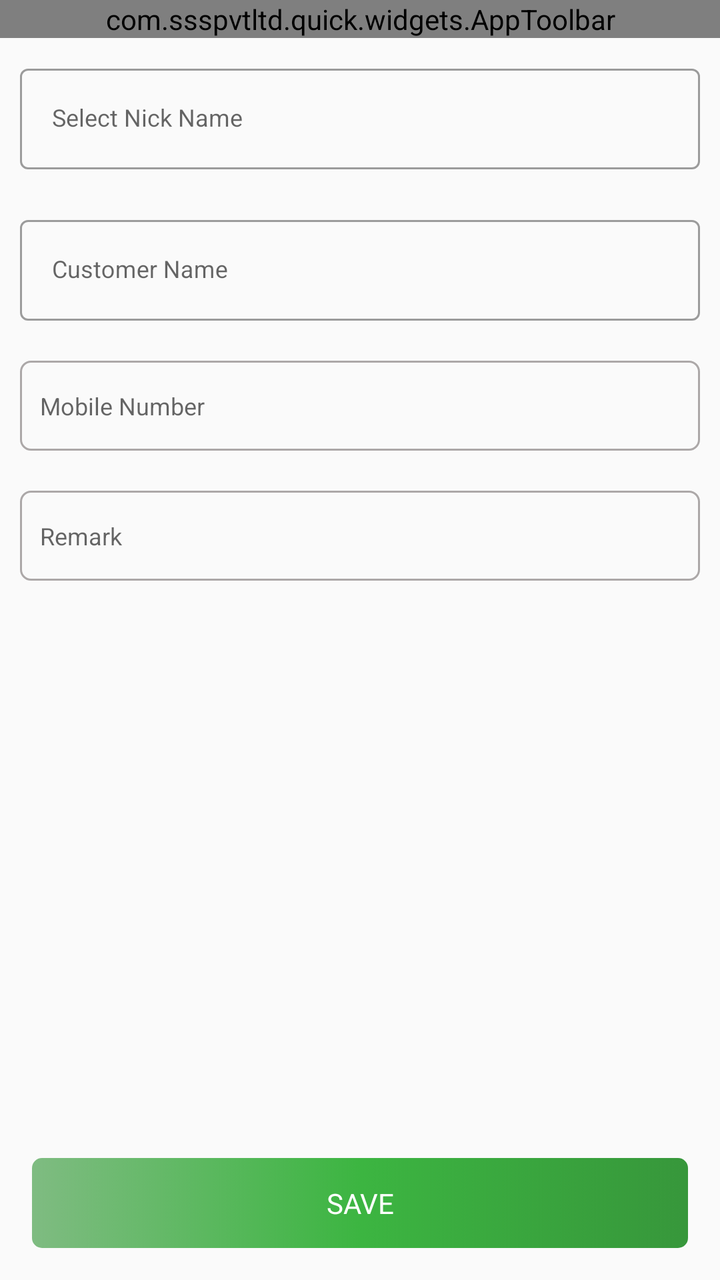
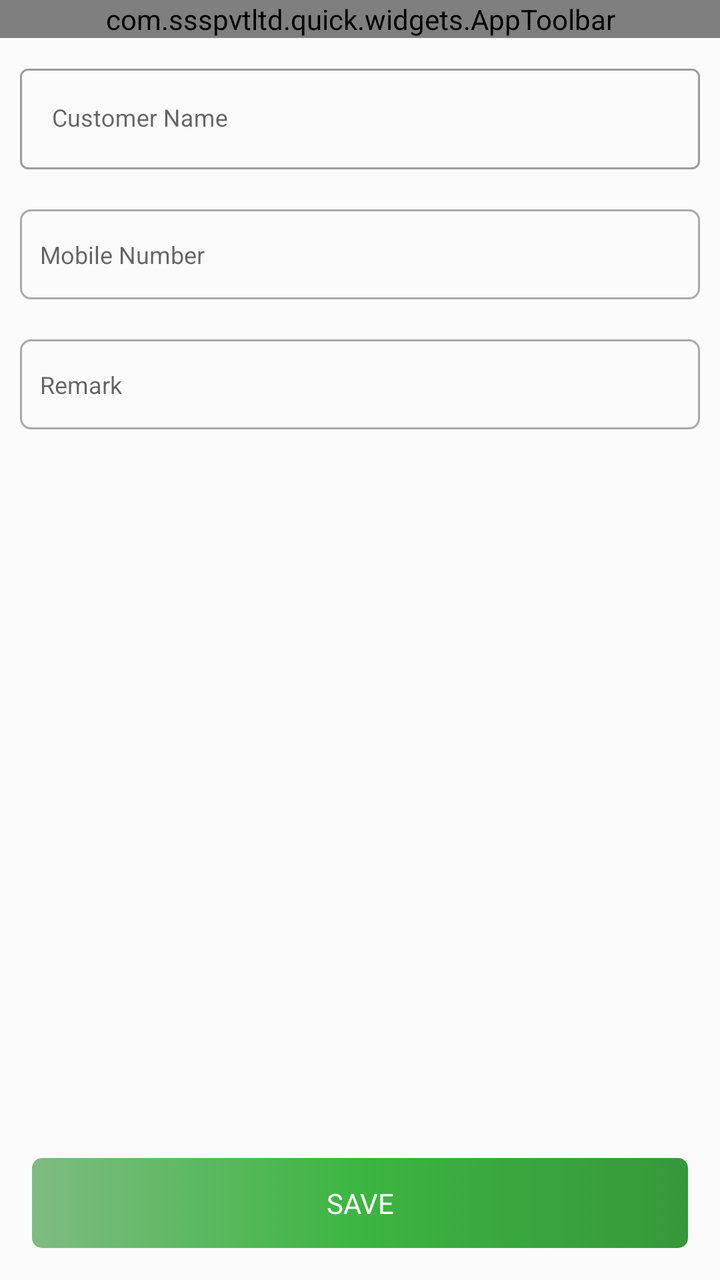

Before-and-after screenshots of an Android layout around one commit, followed by the original layout XML and the change that was made.
<!-- AndroidManifest.xml: application theme Theme.SSSQUICK -->
<!-- res/layout/fragment_customer_details.xml -->
<?xml version="1.0" encoding="utf-8"?>
<androidx.constraintlayout.widget.ConstraintLayout
    xmlns:android="http://schemas.android.com/apk/res/android"
    xmlns:app="http://schemas.android.com/apk/res-auto"
    android:layout_width="match_parent"
    android:layout_height="match_parent"
    android:fitsSystemWindows="true">

    
    <com.ssspvtltd.quick.widgets.AppToolbar
        android:id="@+id/toolbar"
        android:layout_width="0dp"
        android:layout_height="wrap_content"
        app:isCartVisible="false"
        app:isLocationVisible="false"
        app:navigationType="back"
        app:titleType="title"
        app:layout_constraintTop_toTopOf="parent"
        app:layout_constraintStart_toStartOf="parent"
        app:layout_constraintEnd_toEndOf="parent"/>

    
    <androidx.core.widget.NestedScrollView
        android:id="@+id/scrollView"
        android:layout_width="0dp"
        android:layout_height="0dp"
        android:fillViewport="true"
        android:descendantFocusability="afterDescendants"
        android:focusableInTouchMode="true"
        app:layout_constraintTop_toBottomOf="@id/toolbar"
        app:layout_constraintBottom_toTopOf="@id/tvAdd"
        app:layout_constraintStart_toStartOf="parent"
        app:layout_constraintEnd_toEndOf="parent">

        
        <LinearLayout
            android:layout_width="match_parent"
            android:layout_height="wrap_content"
            android:orientation="vertical">

            
            <com.google.android.material.textfield.TextInputLayout
                android:id="@+id/layoutNickName"
                android:layout_width="match_parent"
                android:layout_height="wrap_content"
                android:layout_margin="10dp"
                style="@style/Widget.MaterialComponents.TextInputLayout.OutlinedBox.ExposedDropdownMenu"
                app:endIconMode="clear_text">

                <AutoCompleteTextView
                    android:id="@+id/dropNickName"
                    android:layout_width="match_parent"
                    android:layout_height="wrap_content"
                    android:hint="Select Nick Name"
                    android:maxLines="1"
                    android:textAppearance="@style/MyTextStyle"/>
            </com.google.android.material.textfield.TextInputLayout>

            
            <com.google.android.material.textfield.TextInputLayout
                android:id="@+id/layoutNickNameByCustomerId"
                android:layout_width="match_parent"
                android:layout_height="wrap_content"
                android:layout_margin="10dp"
                android:visibility="gone"
                style="@style/Widget.MaterialComponents.TextInputLayout.OutlinedBox.ExposedDropdownMenu"
                app:endIconMode="clear_text">

                <AutoCompleteTextView
                    android:id="@+id/dropNickNameByCustomerId"
                    android:layout_width="match_parent"
                    android:layout_height="wrap_content"
                    android:hint="Select Nick Name"
                    android:maxLines="1"
                    android:textAppearance="@style/MyTextStyle"/>
            </com.google.android.material.textfield.TextInputLayout>

            
            <com.google.android.material.textfield.TextInputLayout
                android:id="@+id/layouCustomerBYNickNameId"
                android:layout_width="match_parent"
                android:layout_height="wrap_content"
                android:layout_margin="10dp"
                android:visibility="gone"
                style="@style/Widget.MaterialComponents.TextInputLayout.OutlinedBox.ExposedDropdownMenu">

                <AutoCompleteTextView
                    android:id="@+id/dropCutomerByNickNameId"
                    android:layout_width="match_parent"
                    android:layout_height="wrap_content"
                    android:hint="Customer Name"
                    android:maxLines="1"
                    android:textAppearance="@style/MyTextStyle"/>
            </com.google.android.material.textfield.TextInputLayout>

            
            <com.google.android.material.textfield.TextInputLayout
                android:id="@+id/layouCustomer"
                android:layout_width="match_parent"
                android:layout_height="wrap_content"
                android:layout_margin="10dp"
                style="@style/Widget.MaterialComponents.TextInputLayout.OutlinedBox.ExposedDropdownMenu"
                app:endIconMode="clear_text">

                <AutoCompleteTextView
                    android:id="@+id/dropCity"
                    android:layout_width="match_parent"
                    android:layout_height="wrap_content"
                    android:hint="Customer Name"
                    android:maxLines="1"
                    android:textAppearance="@style/MyTextStyle"/>
            </com.google.android.material.textfield.TextInputLayout>

            
            <EditText
                android:id="@+id/etMobileNumber"
                android:layout_width="match_parent"
                android:layout_height="45dp"
                android:layout_margin="10dp"
                android:background="@drawable/edit_bg"
                android:hint="Mobile Number"
                android:inputType="number"
                android:maxLength="10"
                android:padding="10dp"
                android:textAppearance="@style/MyTextStyle"/>

            
            <EditText
                android:id="@+id/etRemark"
                android:layout_width="match_parent"
                android:layout_height="45dp"
                android:layout_margin="10dp"
                android:background="@drawable/edit_bg"
                android:hint="Remark"
                android:padding="10dp"
                android:singleLine="true"
                android:textAppearance="@style/MyTextStyle"/>

            
            <androidx.recyclerview.widget.RecyclerView
                android:id="@+id/recyclerView"
                android:layout_width="match_parent"
                android:layout_height="wrap_content"
                android:layout_margin="10dp"
                android:layout_marginBottom="100dp"
                android:nestedScrollingEnabled="false"
                android:focusable="false"
                android:focusableInTouchMode="false"/>
            <LinearLayout
                android:layout_width="match_parent"
                android:layout_height="130dp">

            </LinearLayout>
        </LinearLayout>

    </androidx.core.widget.NestedScrollView>

    
    <androidx.appcompat.widget.AppCompatTextView
        android:id="@+id/tvAdd"
        android:layout_width="0dp"
        android:layout_height="45dp"
        android:layout_margin="16dp"
        android:background="@drawable/bg_btn_effect_green"
        android:gravity="center"
        android:text="Save"
        android:textAllCaps="true"
        android:textColor="@color/white"
        app:layout_constraintBottom_toBottomOf="parent"
        app:layout_constraintStart_toStartOf="parent"
        app:layout_constraintEnd_toEndOf="parent"/>

</androidx.constraintlayout.widget.ConstraintLayout>
<!-- resources referenced by this layout -->
<resources>
  <color name="white">#FFFFFFFF</color>
  <!-- drawable bg_btn_effect_green (drawable) -->
  <selector xmlns:android="http://schemas.android.com/apk/res/android">
      <item android:state_focused="true" android:state_pressed="false" android:drawable="@drawable/bg_gradient_green" />
      <item android:state_focused="true" android:state_pressed="true" android:drawable="@drawable/bg_gradient_green" />
      <item android:state_focused="false" android:state_pressed="true" android:drawable="@drawable/bg_gradient_red" />
      <item android:drawable="@drawable/bg_gradient_green" />
  </selector>
  <!-- drawable edit_bg (drawable) -->
  <?xml version="1.0" encoding="utf-8"?>
  <shape xmlns:android="http://schemas.android.com/apk/res/android"
      android:shape="rectangle">
  
        <corners android:radius="5dp" />
  
        <stroke
            android:width="1dp"
            android:color="@color/gray" />
  
  </shape>
  <style name="MyTextStyle">
          <item name="android:textSize">12sp</item>
      </style>
  <style name="Theme.SSSQUICK" parent="Base.Theme.SSSQUICK" />
  <!-- drawable bg_gradient_green (drawable) -->
  <?xml version="1.0" encoding="UTF-8"?>
  <shape xmlns:android="http://schemas.android.com/apk/res/android" android:shape="rectangle" >
  
      <gradient
          android:angle="360"
          android:endColor="#37973B"
          android:centerColor="#3CB541"
          android:startColor="#A137973B"
          android:type="linear" />
  
      <corners
          android:radius="5dp"/>
  
  </shape>
  <!-- drawable bg_gradient_red (drawable) -->
  <?xml version="1.0" encoding="UTF-8"?>
  <shape xmlns:android="http://schemas.android.com/apk/res/android"
      android:shape="rectangle">
  
      <gradient
          android:angle="360"
          android:centerColor="#F8CD431D"
          android:endColor="#C33610"
          android:startColor="#C3BF4625"
          android:type="linear" />
  
      <corners android:radius="5dp" />
  
  </shape>
  <color name="gray">#ACA8A8</color>
  <style name="Base.Theme.SSSQUICK" parent="Theme.MaterialComponents.Light.NoActionBar.Bridge">
          
          <item name="colorPrimary">@color/deep_orange_300</item>
          <item name="colorPrimaryDark">@color/deep_orange_800</item>
          <item name="colorSecondary">@color/white</item>
      </style>
  <color name="deep_orange_300">#FF725E</color>
  <color name="deep_orange_800">#BF4625</color>
</resources>

<!-- the commit's change to res/layout/fragment_customer_details.xml (unified diff, before → after) -->
@@ -40,6 +40,7 @@
 
             
             <com.google.android.material.textfield.TextInputLayout
+                android:visibility="gone"
                 android:id="@+id/layoutNickName"
                 android:layout_width="match_parent"
                 android:layout_height="wrap_content"
